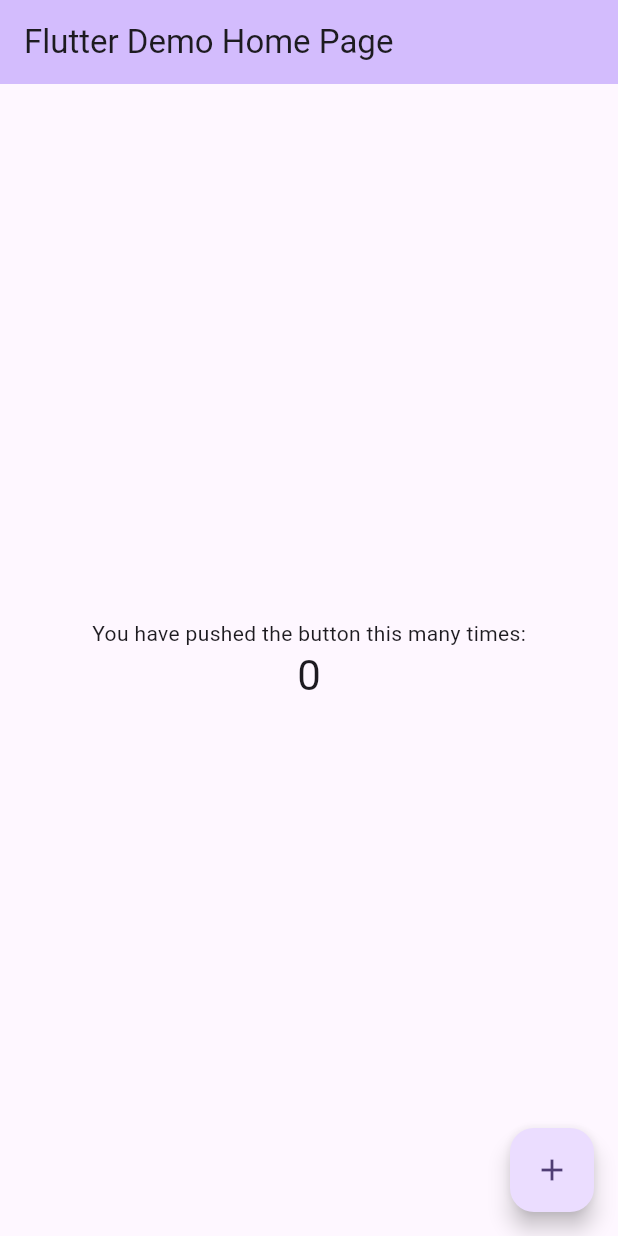
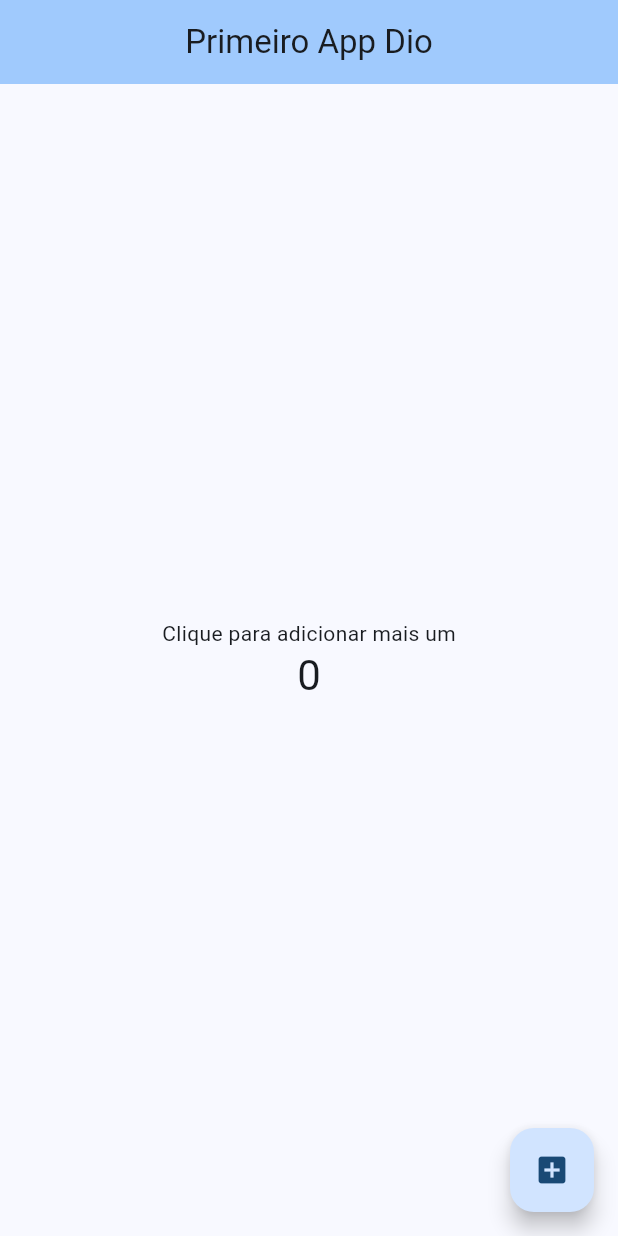
Before and after one commit to anderson-s/atividade_dio, a Flutter app: the screen it shows after launch, on a phone screen of 412 x 824 dp. Run offline on Flutter 3.47's test engine with Material 2 defaults, Android fonts, the phone set to English and light mode, and no system bars.

Commit message:
Alterando cores, textos e removendo comentários

```diff
--- a/lib/main.dart
+++ b/lib/main.dart
@@ -6,17 +6,17 @@ void main() {
 
 class MyApp extends StatelessWidget {
   const MyApp({super.key});
-
-  // This widget is the root of your application.
   @override
   Widget build(BuildContext context) {
     return MaterialApp(
-      title: 'Flutter Demo',
+      debugShowCheckedModeBanner: false,
+      title: 'Primeiro App Dio',
       theme: ThemeData(
-        colorScheme: ColorScheme.fromSeed(seedColor: Colors.deepPurple),
+
+        colorScheme: ColorScheme.fromSeed(seedColor: Colors.blue),
         useMaterial3: true,
       ),
-      home: const MyHomePage(title: 'Flutter Demo Home Page'),
+      home: const MyHomePage(title: 'Primeiro App Dio'),
     );
   }
 }
@@ -35,54 +35,25 @@ class _MyHomePageState extends State<MyHomePage> {
 
   void _incrementCounter() {
     setState(() {
-      // This call to setState tells the Flutter framework that something has
-      // changed in this State, which causes it to rerun the build method below
-      // so that the display can reflect the updated values. If we changed
-      // _counter without calling setState(), then the build method would not be
-      // called again, and so nothing would appear to happen.
       _counter++;
     });
   }
 
   @override
   Widget build(BuildContext context) {
-    // This method is rerun every time setState is called, for instance as done
-    // by the _incrementCounter method above.
-    //
-    // The Flutter framework has been optimized to make rerunning build methods
-    // fast, so that you can just rebuild anything that needs updating rather
-    // than having to individually change instances of widgets.
     return Scaffold(
       appBar: AppBar(
-        // TRY THIS: Try changing the color here to a specific color (to
-        // Colors.amber, perhaps?) and trigger a hot reload to see the AppBar
-        // change color while the other colors stay the same.
         backgroundColor: Theme.of(context).colorScheme.inversePrimary,
-        // Here we take the value from the MyHomePage object that was created by
-        // the App.build method, and use it to set our appbar title.
         title: Text(widget.title),
+        centerTitle: true,
       ),
       body: Center(
-        // Center is a layout widget. It takes a single child and positions it
-        // in the middle of the parent.
+
         child: Column(
-          // Column is also a layout widget. It takes a list of children and
-          // arranges them vertically. By default, it sizes itself to fit its
-          // children horizontally, and tries to be as tall as its parent.
-          //
-          // Column has various properties to control how it sizes itself and
-          // how it positions its children. Here we use mainAxisAlignment to
-          // center the children vertically; the main axis here is the vertical
-          // axis because Columns are vertical (the cross axis would be
-          // horizontal).
-          //
-          // TRY THIS: Invoke "debug painting" (choose the "Toggle Debug Paint"
-          // action in the IDE, or press "p" in the console), to see the
-          // wireframe for each widget.
           mainAxisAlignment: MainAxisAlignment.center,
           children: <Widget>[
             const Text(
-              'You have pushed the button this many times:',
+              'Clique para adicionar mais um',
             ),
             Text(
               '$_counter',
@@ -94,8 +65,8 @@ class _MyHomePageState extends State<MyHomePage> {
       floatingActionButton: FloatingActionButton(
         onPressed: _incrementCounter,
         tooltip: 'Increment',
-        child: const Icon(Icons.add),
-      ), // This trailing comma makes auto-formatting nicer for build methods.
+        child: const Icon(Icons.add_box),
+      ),
     );
   }
 }
```
